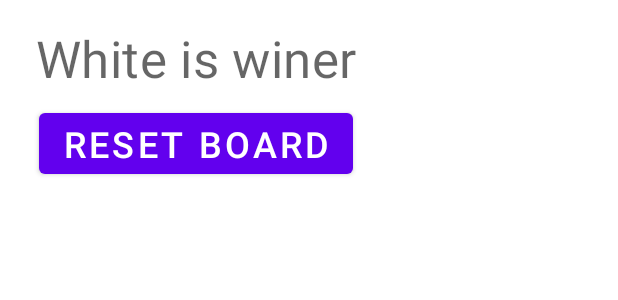
After one commit to ricko1995/Chess, an Android app: the layout game_over_dialog.xml on its own in the app's theme, with its tools: preview values and no code run, on a phone screen of 412 x 824 dp. The commit adds this screen. Shown: the top 300 px of the screen. Run offline under Robolectric (Android 15) with nearby library versions, the phone set to English and light mode, and no system bars.

Commit message:
Added Check-mat dialog and added newGame function. Stall-mat still not working
Took 31 minutes

```diff
--- /dev/null
+++ b/app/src/main/res/layout/game_over_dialog.xml
@@ -0,0 +1,39 @@
+<?xml version="1.0" encoding="utf-8"?>
+<androidx.constraintlayout.widget.ConstraintLayout xmlns:android="http://schemas.android.com/apk/res/android"
+    xmlns:app="http://schemas.android.com/apk/res-auto"
+    xmlns:tools="http://schemas.android.com/tools"
+    android:layout_width="wrap_content"
+    android:layout_height="wrap_content">
+
+    <androidx.appcompat.widget.AppCompatTextView
+        android:id="@+id/txtMessageToWinner"
+        style="@style/TextAppearance.MaterialComponents.Headline4"
+        android:layout_width="wrap_content"
+        android:layout_height="wrap_content"
+        android:layout_marginHorizontal="24dp"
+        android:layout_marginTop="16dp"
+        android:layout_marginBottom="4dp"
+        app:layout_constraintBottom_toTopOf="@+id/btnResetBoard"
+        app:layout_constraintEnd_toEndOf="parent"
+        app:layout_constraintHorizontal_bias="0.5"
+        app:layout_constraintStart_toStartOf="parent"
+        app:layout_constraintTop_toTopOf="parent"
+        app:layout_constraintVertical_chainStyle="packed"
+        tools:text="White is winer" />
+
+    <Button
+        android:id="@+id/btnResetBoard"
+        android:layout_width="wrap_content"
+        android:layout_height="wrap_content"
+        android:layout_marginHorizontal="24dp"
+        android:layout_marginTop="4dp"
+        android:layout_marginBottom="16dp"
+        android:text="Reset Board"
+        android:textSize="24sp"
+        app:layout_constraintBottom_toBottomOf="parent"
+        app:layout_constraintEnd_toEndOf="parent"
+        app:layout_constraintHorizontal_bias="0.5"
+        app:layout_constraintStart_toStartOf="parent"
+        app:layout_constraintTop_toBottomOf="@+id/txtMessageToWinner" />
+
+</androidx.constraintlayout.widget.ConstraintLayout>
```
Also changed, not shown: app/src/main/java/com/ricko/chess/MainActivity.kt (+2 -19 lines), app/src/main/java/com/ricko/chess/PieceManipulationHelper.kt (+40 -13 lines), app/src/main/res/layout/promotion_dialog.xml (renamed from app/src/main/res/layout/promotion_dialog_layout.xml).
